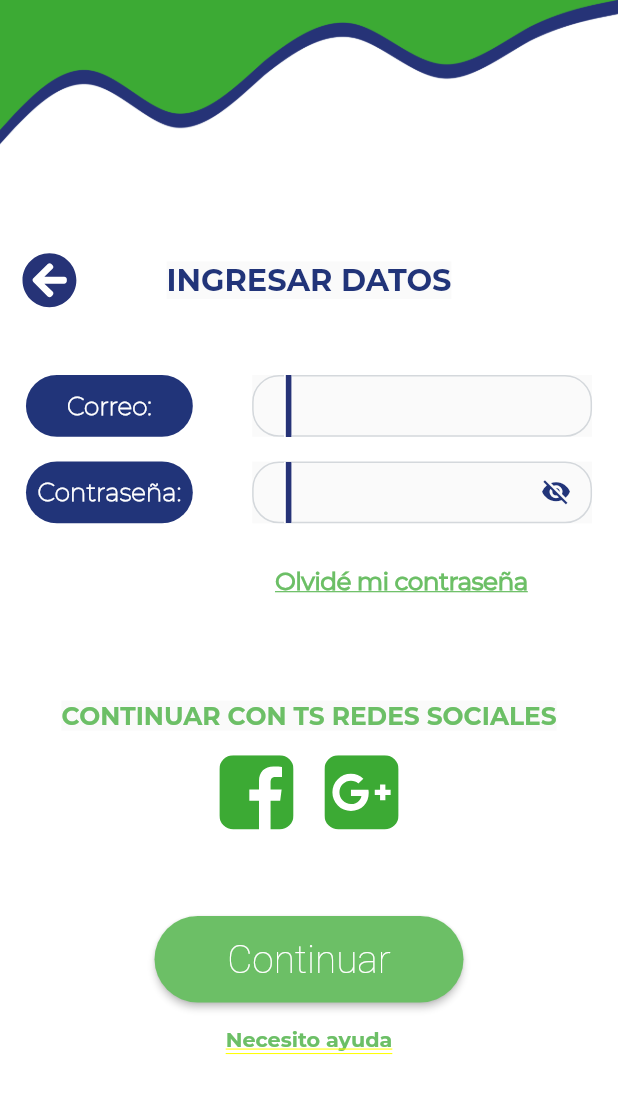
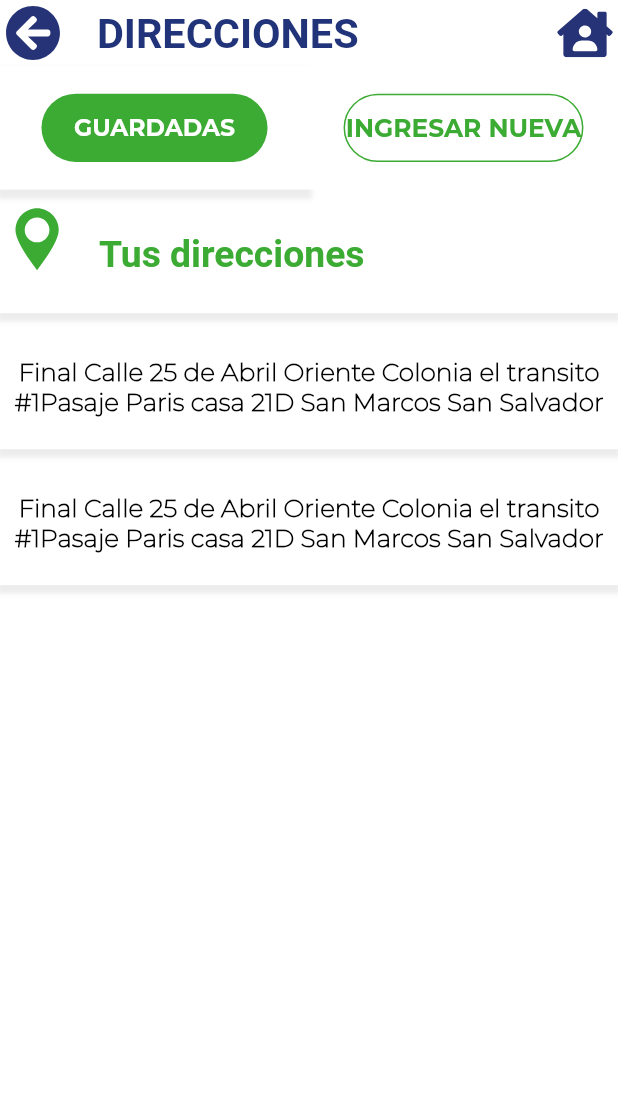
Before and after one commit to mdwcodedevelopers/DeliveryEnviaOficial, a Flutter app: the screen it shows after launch, on a phone screen of 412 x 824 dp. Shown: the top 1094 px of the screen. Run offline on Flutter 3.47's test engine with Material 2 defaults, Android fonts, the light colour scheme and no system bars; our stand-ins replace animate_do, carousel_slider, flutter_svg, rxdart; missing offline and left inert: flutter_verification_box; Roboto replaces fonts that are missing (RobotoMono); project files that could hold a hidden picture were left out.

Commit message:
pantalla guardar direcciones hechas

```diff
--- a/lib/main.dart
+++ b/lib/main.dart
@@ -22,7 +22,7 @@ class MyApp extends StatelessWidget {
           textTheme: TextTheme(body1: TextStyle(color: blueColor(), fontSize: 14))
         ),
         debugShowCheckedModeBanner: false,
-        initialRoute: 'sign_in',
+        initialRoute: 'addresses',
         routes: routes(),
       ),
     );
--- a/lib/pages/out/home_out.dart
+++ b/lib/pages/out/home_out.dart
@@ -1,5 +1,5 @@
 import 'package:envia2godelivery/resource/colors.dart';
-import 'package:envia2godelivery/widgets/buttons/button.dart';
+import 'package:envia2godelivery/widgets/buttons/button1.dart';
 import 'package:envia2godelivery/widgets/backgrounds/background1.dart';
 import 'package:envia2godelivery/widgets/inputs/input_verification_code.dart';
 import 'package:flutter/material.dart';
--- a/lib/pages/out/login/reset_password.dart
+++ b/lib/pages/out/login/reset_password.dart
@@ -4,7 +4,7 @@ import 'package:envia2godelivery/resource/colors.dart';
 import 'package:envia2godelivery/resource/global.dart';
 import 'package:envia2godelivery/resource/responsive.dart';
 import 'package:envia2godelivery/widgets/backgrounds/backgroung2.dart';
-import 'package:envia2godelivery/widgets/buttons/button.dart';
+import 'package:envia2godelivery/widgets/buttons/button1.dart';
 import 'package:envia2godelivery/widgets/buttons/button_back.dart';
 import 'package:envia2godelivery/widgets/inputs/input1.dart';
 import 'package:envia2godelivery/widgets/inputs/input_password.dart';
--- a/lib/pages/out/login/sign-in.dart
+++ b/lib/pages/out/login/sign-in.dart
@@ -2,7 +2,7 @@ import 'package:envia2godelivery/resource/colors.dart';
 import 'package:envia2godelivery/resource/global.dart';
 import 'package:envia2godelivery/resource/responsive.dart';
 import 'package:envia2godelivery/widgets/backgrounds/backgroung2.dart';
-import 'package:envia2godelivery/widgets/buttons/button.dart';
+import 'package:envia2godelivery/widgets/buttons/button1.dart';
 import 'package:envia2godelivery/widgets/buttons/button_back.dart';
 import 'package:envia2godelivery/widgets/inputs/input1.dart';
 import 'package:envia2godelivery/widgets/inputs/input_password.dart';
--- a/lib/pages/out/register/form.dart
+++ b/lib/pages/out/register/form.dart
@@ -1,4 +1,4 @@
-import 'package:envia2godelivery/widgets/buttons/button.dart';
+import 'package:envia2godelivery/widgets/buttons/button1.dart';
 import 'package:flutter/material.dart';
 import 'package:carousel_slider/carousel_slider.dart';
 import '/../colors.dart' as appColors;
--- a/lib/pages/out/register/intro.dart
+++ b/lib/pages/out/register/intro.dart
@@ -1,4 +1,4 @@
-import 'package:envia2godelivery/widgets/buttons/button.dart';
+import 'package:envia2godelivery/widgets/buttons/button1.dart';
 import 'package:flutter/material.dart';
 import 'package:carousel_slider/carousel_slider.dart';
 import '/../colors.dart' as appColors;
--- /dev/null
+++ b/lib/pages/profile/addresses.dart
@@ -0,0 +1,349 @@
+import 'dart:ui';
+import 'package:envia2godelivery/blocs/bloc_general.dart';
+import 'package:envia2godelivery/pages/profile/widgets/app_bar.dart';
+import 'package:envia2godelivery/pages/profile/widgets/address.dart';
+import 'package:envia2godelivery/resource/colors.dart';
+import 'package:envia2godelivery/resource/global.dart';
+import 'package:envia2godelivery/resource/responsive.dart';
+import 'package:envia2godelivery/widgets/buttons/button2.dart';
+import 'package:envia2godelivery/widgets/inputs/input1.dart';
+import 'package:envia2godelivery/widgets/labels/label_large.dart';
+import 'package:envia2godelivery/widgets/modals/modalSimple.dart';
+import 'package:flutter/material.dart';
+import 'package:flutter_svg/svg.dart';
+
+class Addresses extends StatefulWidget {
+  // const Addresses({Key? key}) : super(key: key);
+
+  @override
+  State<Addresses> createState() => _AddressesState();
+}
+
+class _AddressesState extends State<Addresses> {
+
+  bool tabInitial = true;
+
+  @override
+  void initState() {
+    // TODO: implement initState
+    super.initState();
+    blocGeneral.changeOpenModal(false);
+  }
+
+  @override
+  Widget build(BuildContext context) {
+    final double height = MediaQuery.of(context).size.height;
+    final double width = MediaQuery.of(context).size.width;
+    final Responsive responsive = Responsive.of(context);
+
+
+    return StreamBuilder(
+        stream: blocGeneral.openModalStream,
+        builder: (BuildContext context, AsyncSnapshot<bool> snapshopt) {
+          if (snapshopt.hasData) {
+            if (snapshopt.data == true) {
+              return _scaffoldModalTrue(responsive, height, width);
+            } else {
+              return _scaffoldModalFalse(responsive, height, width);
+            }
+          } else if (snapshopt.hasError) {
+            return Container();
+          } else {
+            return Container(
+              child: Center(child: CircularProgressIndicator()),
+            );
+          }
+        });
+  }
+
+
+
+Widget _scaffoldModalTrue(Responsive responsive, double height, double width){
+  return Stack(
+    children: [
+      Scaffold(
+          backgroundColor: getColor()[400],
+          body: SafeArea(
+            child: Container(
+              child: Column(
+                        children: [
+                          AppBarProfile(text: 'DIRECCIONES',),
+                          _part1(responsive, height, width),
+                        ],
+                      ),
+            )
+          )
+        ),
+         BackdropFilter(
+              filter: ImageFilter.blur(sigmaX: 0, sigmaY: 0),
+              child: Container(
+                color: Colors.white.withOpacity(0.2),
+                child: Container(
+                    margin: EdgeInsets.symmetric(
+                        vertical: height * 0.18, horizontal: width * 0.04),
+                    child: Center(
+                        child: ModalSimple(
+                          legend: '¡Tudirección se guardó con éxito!',
+                          textButton: 'Ok',
+                          onPress: (){
+                            blocGeneral.changeOpenModal(false);
+                          },))),
+              ),
+            )
+    ],
+  );
+}
+Widget _scaffoldModalFalse(Responsive responsive, double height, double width){
+  return Scaffold(
+      backgroundColor: getColor()[400],
+      body: SafeArea(
+        child: Container(
+          child: Column(
+                    children: [
+                      AppBarProfile(text: 'DIRECCIONES',),
+                      _part1(responsive, height, width),
+                    ],
+                  ),
+        )
+      )
+    );
+}
+
+// ***************
+
+
+  _part1(Responsive responsive, double height, double width) {
+    return Stack(
+      children: [
+        Column(
+          children: [
+            Container(
+                margin: EdgeInsets.only(bottom: height * 0.01),
+                padding: EdgeInsets.only(bottom: height * 0.03),
+                  height: height * 0.20,
+                  width: width * 1,
+                  decoration: BoxDecoration(
+                    // border: Border.all(color: Colors.red),
+                      boxShadow: <BoxShadow>[
+                          BoxShadow(
+                            color: getColor()[300],
+                              offset: Offset(0.2, 4),
+                              spreadRadius: 2.0,
+                              blurRadius: 2.0,)
+                        ],
+                    color: getColor()[400]
+                  ),
+                  child: Row(
+                    mainAxisAlignment: MainAxisAlignment.start,
+                    crossAxisAlignment: CrossAxisAlignment.end,
+                    children: [
+                      Container(
+                        height: width * 0.12,
+                        width: width * 0.12,
+                        child: SvgPicture.asset('images/Icono_Ubicación.svg',
+                          fit: BoxFit.contain,
+                          height: width * 0.12,
+                          width: width * 0.12,
+                          color: getColor()[100]),
+                      ),
+                    SizedBox(width: width * 0.04),
+                    Text('Tus direcciones',
+                        textAlign: TextAlign.start,
+                        style: TextStyle(
+                            color: getColor()[100],
+                            fontWeight: FontWeight.bold,
+                            fontFamily: 'RobotoMono',
+                            fontSize: responsive.ip(2.7)))
+                    ]
+                  ),
+                ),
+            Container(
+              height: height * 0.65,
+              child: (tabInitial == true) ?_listAddress(responsive, height, width) : _formCreateAddress(responsive, height, width),
+            ),
+          ],
+        ),_taps(responsive, height, width)
+      ],
+    );
+  }
+
+  Widget _buttonSelect(Responsive responsive, double height, double width, String text){
+    return GestureDetector(
+      onTap: (){
+        setState(() {
+          print('object');
+          tabInitial = !tabInitial;
+        });
+      },
+      child: Container(
+        height: height * 0.1,
+        width: width * 0.5,
+        padding: EdgeInsets.symmetric(vertical: responsive.ip(2), horizontal: responsive.ip(3)),
+        decoration: BoxDecoration(
+            boxShadow: <BoxShadow>[
+                BoxShadow(
+                  color: getColor()[300],
+                    offset: Offset(0.0, 4),
+                    spreadRadius: 2.0,
+                    blurRadius: 2.0,)
+              ],
+          color: getColor()[400],
+        ),
+        child: Container(
+      alignment: Alignment.center,
+      width: width * 0.2,
+      height: height * 0.02,
+      decoration: BoxDecoration(
+        color: getColor()[100],
+          borderRadius: BorderRadius.circular(30.0)
+      ),
+      child: Text(text,
+              textAlign: TextAlign.center,
+              style: TextStyle(
+                  color: Colors.white,
+                  fontWeight: FontWeight.bold,
+                  fontFamily: 'Montserrat-Bold',
+                  fontSize: responsive.ip(1.7)
+               )
+             )
+         )),
+    );
+  }
+
+  Widget _buttonNoSelect(Responsive responsive, double height, double width, String text){
+    return GestureDetector(
+      onTap: (){
+        setState(() {
+          tabInitial = !tabInitial;
+        });
+      },
+      child: Container(
+                padding: EdgeInsets.symmetric(vertical: responsive.ip(2), horizontal: responsive.ip(2.5)),
+                height: height * 0.1,
+                width: width * 0.5,
+                decoration: BoxDecoration(
+                  color: getColor()[400]
+                ),
+                child: Container(
+              alignment: Alignment.center,
+              width: width * 0.27,
+              height: height * 0.02,
+              decoration: BoxDecoration(
+                color: getColor()[400],
+                border: Border.all(color: getColor()[100]),
+                  borderRadius: BorderRadius.circular(30.0)
+              ),
+              child: Text(text,
+                      textAlign: TextAlign.center,
+                      style: TextStyle(
+                          color: getColor()[100],
+                          fontWeight: FontWeight.bold,
+                          fontFamily: 'Montserrat-Bold',
+                          fontSize: responsive.ip(1.8)
+                       )
+                     )
+            ),
+        ),
+    );
+  }
+
+  Widget _taps(Responsive responsive, double height, double width){
+      return (tabInitial) ? Row(
+          mainAxisAlignment: MainAxisAlignment.center,
+          children: [
+             _buttonSelect(responsive, height, width, 'GUARDADAS'),
+             _buttonNoSelect(responsive, height, width, 'INGRESAR NUEVA')
+          ],
+        ) : Row(
+          mainAxisAlignment: MainAxisAlignment.center,
+          children: [
+             _buttonNoSelect(responsive, height, width, 'GUARDADAS'),
+             _buttonSelect(responsive, height, width, 'INGRESAR NUEVA')
+          ],
+        );
+  }
+
+
+
+Widget _listAddress(Responsive responsive, double height, double width){
+  return SingleChildScrollView(
+            child: Column(
+              children: [
+                Address(text: 'Final Calle 25 de Abril Oriente Colonia el transito #1Pasaje Paris casa 21D San Marcos San Salvador'),
+                Address(text: 'Final Calle 25 de Abril Oriente Colonia el transito #1Pasaje Paris casa 21D San Marcos San Salvador'),
+              ],
+            ),
+          );
+   }
+
+Widget _formCreateAddress(Responsive responsive, double height, double width){
+    return Column(
+      children: [
+        Container(
+          margin: EdgeInsets.symmetric(horizontal: resourceGlobal.marginWidthHeardPage(width), vertical: height * 0.04),
+          child: Container(
+          margin: EdgeInsets.symmetric(horizontal: resourceGlobal.marginWidthHeardContent(width)),
+          child: Column(
+            children: [
+              Row(
+                mainAxisAlignment: MainAxisAlignment.spaceAround,
+                crossAxisAlignment: CrossAxisAlignment.center,
+                children: [
+                  LabelLarge(text: 'Dirección:', colorbackground: getColor()[50]),
+                  SizedBox(width: width*0.03),
+                  Input1(type: TextInputType.text)
+                ],
+              ),
+              SizedBox(height: height*0.015),
+              Row(
+                mainAxisAlignment: MainAxisAlignment.spaceAround,
+                crossAxisAlignment: CrossAxisAlignment.center,
+                children: [
+                  LabelLarge(text: '# de la Casa:', colorbackground: getColor()[50]),
+                  SizedBox(width: width*0.03),
+                  Input1(type: TextInputType.emailAddress)
+                ],
+              ),
+              SizedBox(height: height*0.015),
+              Row(
+                mainAxisAlignment: MainAxisAlignment.spaceAround,
+                crossAxisAlignment: CrossAxisAlignment.center,
+                children: [
+                  LabelLarge(text: 'Municipio:', colorbackground: getColor()[50]),
+                  SizedBox(width: width*0.03),
+                  Input1(type: TextInputType.text)
+                ],
+              ),
+              SizedBox(height: height*0.015),
+              Row(
+                mainAxisAlignment: MainAxisAlignment.spaceAround,
+                crossAxisAlignment: CrossAxisAlignment.center,
+                children: [
+                  LabelLarge(text: 'Departamento:', colorbackground: getColor()[50]),
+                  SizedBox(width: width*0.03),
+                  Input1(type: TextInputType.text),
+                ],
+              ),
+              SizedBox(height: height*0.015),
+              Row(
+                mainAxisAlignment: MainAxisAlignment.spaceAround,
+                crossAxisAlignment: CrossAxisAlignment.center,
+                children: [
+                  LabelLarge(text: 'Punto de referencia:', colorbackground: getColor()[50]),
+                  SizedBox(width: width*0.03),
+                  Input1(type: TextInputType.text),
+                ],
+              ),
+            ],
+          ),
+         ),
+        ),
+         SizedBox(height: height*0.1),
+        ButtonWidget2(text: 'Guardar', onClicked: (){
+            blocGeneral.changeOpenModal(true);
+          }, color: getColor()[100])
+      ],
+    );
+}
+
+}
--- /dev/null
+++ b/lib/pages/profile/widgets/address.dart
@@ -0,0 +1,44 @@
+import 'package:envia2godelivery/resource/colors.dart';
+import 'package:envia2godelivery/resource/responsive.dart';
+import 'package:flutter/material.dart';
+
+class Address extends StatelessWidget {
+  String text;
+  Address({@required this.text});
+
+  @override
+  Widget build(BuildContext context) {
+    final double height = MediaQuery.of(context).size.height;
+    final double width = MediaQuery.of(context).size.width;
+    final Responsive responsive = Responsive.of(context);
+
+    return Container(
+      margin: EdgeInsets.only(bottom: height * 0.01),
+              height: height * 0.10,
+              width: width * 1,
+              decoration: BoxDecoration(
+                // border: Border.all(color: Colors.red),
+                  boxShadow: <BoxShadow>[
+                      BoxShadow(
+                        color: getColor()[300],
+                          offset: Offset(0.2, 4),
+                          spreadRadius: 2.0,
+                          blurRadius: 2.0,)
+                    ],
+                color: getColor()[400]
+              ),
+              child: Column(
+            mainAxisAlignment: MainAxisAlignment.center,
+            children: [
+              Text(this.text,
+                    textAlign: TextAlign.center,
+                    style: TextStyle(
+                        color: Colors.black,
+                        fontWeight: FontWeight.bold,
+                        fontFamily: 'Montserrat-ExtraLight',
+                        fontSize: responsive.ip(1.8))),
+                  ],
+                ),
+            );
+  }
+}
--- a/lib/pages/profile/widgets/tile.dart
+++ b/lib/pages/profile/widgets/tile.dart
@@ -8,7 +8,8 @@ class Tile extends StatelessWidget {
   String image;
   String text;
   Color color;
-  Tile({@required this.image, @required this.text, @required this.color});
+  Function onTap;
+  Tile({@required this.image, @required this.text, @required this.color, @required this.onTap});
 
   @override
   Widget build(BuildContext context) {
@@ -18,7 +19,7 @@ class Tile extends StatelessWidget {
 
 
     return GestureDetector(
-      onTap: null,
+      onTap: this.onTap,
       child: Container(
         height: height * 0.1,
         color: this.color,
--- a/lib/resource/colors.dart
+++ b/lib/resource/colors.dart
@@ -5,7 +5,7 @@ Map<int, Color> getColor(){
 
 		return <int, Color>{
 			50: Color(0xff213479), // azul
-			100: Color.fromRGBO(108, 191, 102, 1), // verde
+			100: Color.fromRGBO(60, 171, 52, 1), // verde
 			200: Color.fromRGBO(171, 0, 225, 1), // pulpura
 			300: Color.fromRGBO(236, 236, 236, 1), // gris
 			400: Color.fromRGBO(255, 255, 255, 1), // Blanco de fondo
--- a/lib/resource/routes.dart
+++ b/lib/resource/routes.dart
@@ -2,6 +2,8 @@ import 'package:envia2godelivery/pages/out/home_out.dart';
 import 'package:envia2godelivery/pages/out/register/form.dart';
 import 'package:envia2godelivery/pages/out/login/reset_password.dart';
 import 'package:envia2godelivery/pages/out/login/sign-in.dart';
+import 'package:envia2godelivery/pages/profile/addresses.dart';
+import 'package:envia2godelivery/pages/profile/edit.dart';
 import 'package:envia2godelivery/pages/profile/profie.dart';
 import 'package:flutter/material.dart';
 
@@ -12,6 +14,8 @@ Map<String, Widget Function(BuildContext)> routes() {
        'register': (BuildContext context) => RegisterForm(),
        'reset_password': (BuildContext context) => ResetPassword(),
        'profile': (BuildContext context) => Profile(),
+       'edit': (BuildContext context) => Edit(),
+       'addresses': (BuildContext context) => Addresses(),
   };
 
 }
--- a/lib/widgets/labels/label_small.dart
+++ b/lib/widgets/labels/label_large.dart
@@ -1,10 +1,10 @@
 import 'package:envia2godelivery/resource/responsive.dart';
 import 'package:flutter/material.dart';
 
-class LabelSmall extends StatelessWidget {
+class LabelLarge extends StatelessWidget {
   String text;
   Color colorbackground;
-  LabelSmall({@required this.text, @required this.colorbackground});
+  LabelLarge({@required this.text, @required this.colorbackground});
 
   @override
   Widget build(BuildContext context) {
@@ -17,7 +17,7 @@ class LabelSmall extends StatelessWidget {
       type: MaterialType.transparency,
       child: Container(
                 alignment: Alignment.center,
-                width: width * 0.27,
+                width: width * 0.33,
                 height: height * 0.05,
                 decoration: BoxDecoration(
                   color: this.colorbackground,
@@ -28,7 +28,7 @@ class LabelSmall extends StatelessWidget {
                         style: TextStyle(
                             color: Colors.white,
                             fontWeight: FontWeight.bold,
-                            fontFamily: 'Montserrat-Thin',
+                            fontFamily: 'Montserrat-Bold',
                             fontSize: responsive.ip(1.8)))),
     );
 
```
Also changed, not shown: lib/pages/profile/edit.dart (added, +148 -0 lines), lib/pages/profile/profie.dart (+6 -6 lines), lib/widgets/buttons/button2.dart (added, +39 -0 lines), lib/widgets/buttons/button1.dart (renamed from lib/widgets/buttons/button.dart).
